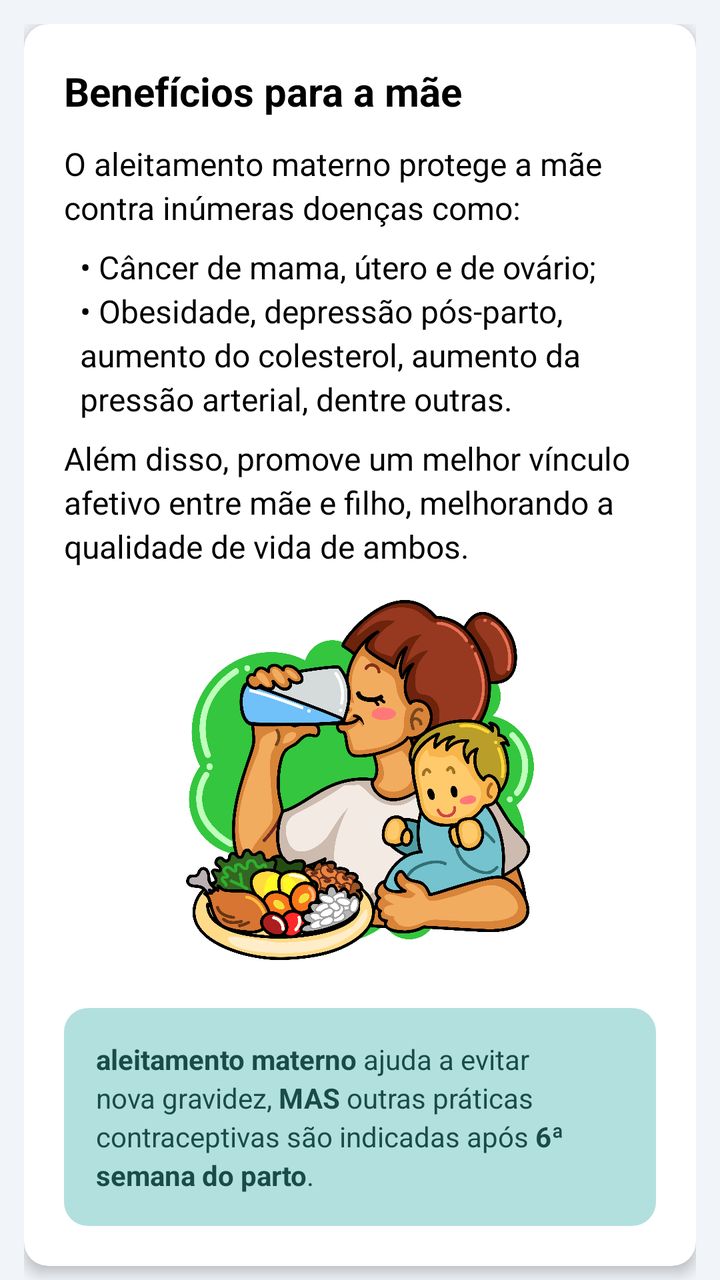
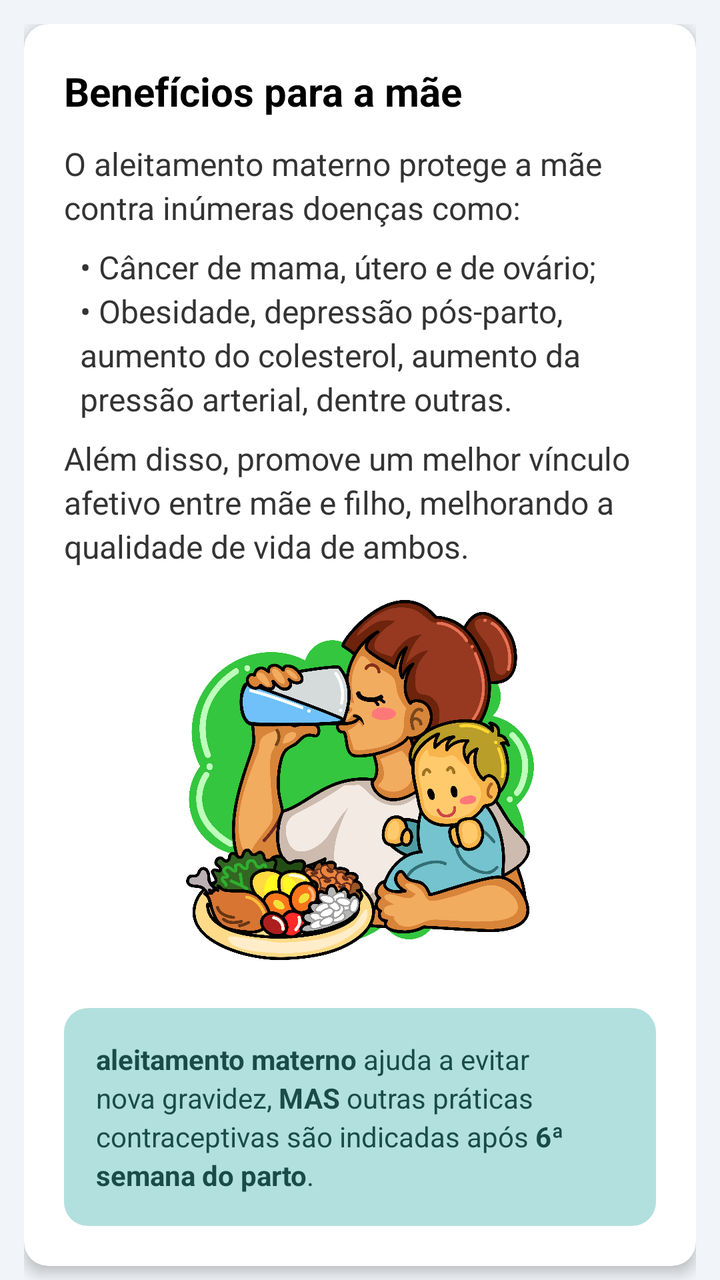

Compare the two renders of this Android layout. The source of the first and the diff that turns it into the second are given below.
<!-- AndroidManifest.xml: application theme Theme.NutrirAGente -->
<!-- res/layout/activity_beneficios_mae.xml -->
<?xml version="1.0" encoding="utf-8"?>
<androidx.coordinatorlayout.widget.CoordinatorLayout
    xmlns:android="http://schemas.android.com/apk/res/android"
    xmlns:app="http://schemas.android.com/apk/res-auto"
    android:layout_width="match_parent"
    android:layout_height="match_parent"
    android:background="@color/gray">

    
    <com.google.android.material.appbar.AppBarLayout
        android:layout_width="match_parent"
        android:layout_height="wrap_content"
        android:background="@color/blue_toolbar"
        app:elevation="12dp">

    </com.google.android.material.appbar.AppBarLayout>

    <androidx.core.widget.NestedScrollView
        android:layout_width="match_parent"
        android:layout_height="match_parent"
        app:layout_behavior="@string/appbar_scrolling_view_behavior">

        <LinearLayout
            android:layout_width="match_parent"
            android:layout_height="wrap_content"
            android:orientation="vertical"
            android:padding="12dp">

            <androidx.cardview.widget.CardView
                android:layout_width="match_parent"
                android:layout_height="wrap_content"
                android:layout_marginBottom="16dp"
                app:cardCornerRadius="12dp"
                app:cardElevation="4dp">

                <LinearLayout
                    android:layout_width="match_parent"
                    android:layout_height="wrap_content"
                    android:orientation="vertical"
                    android:padding="20dp">

                    
                    <TextView
                        android:layout_width="wrap_content"
                        android:layout_height="wrap_content"
                        android:layout_marginBottom="12dp"
                        android:text="Benefícios para a mãe"
                        android:textColor="@android:color/black"
                        android:textSize="20sp"
                        android:textStyle="bold" />

                    
                    <TextView
                        android:layout_width="match_parent"
                        android:layout_height="wrap_content"
                        android:layout_marginBottom="8dp"
                        android:lineSpacingExtra="3dp"
                        android:textColor="@color/black"
                        android:textSize="16sp"
                        android:text="O aleitamento materno protege a mãe contra inúmeras doenças como:" />

                    
                    <TextView
                        android:layout_width="match_parent"
                        android:layout_height="wrap_content"
                        android:layout_marginBottom="8dp"
                        android:layout_marginStart="8dp"
                        android:lineSpacingExtra="3dp"
                        android:textColor="@color/black"
                        android:textSize="16sp"
                        android:text="&#8226; Câncer de mama, útero e de ovário;\n&#8226; Obesidade, depressão pós-parto, aumento do colesterol, aumento da pressão arterial, dentre outras." />

                    
                    <TextView
                        android:layout_width="match_parent"
                        android:layout_height="wrap_content"
                        android:layout_marginBottom="8dp"
                        android:lineSpacingExtra="3dp"
                        android:textColor="@color/black"
                        android:textSize="16sp"
                        android:text="Além disso, promove um melhor vínculo afetivo entre mãe e filho, melhorando a qualidade de vida de ambos." />

                    
                    <ImageView
                        android:layout_width="180dp"
                        android:layout_height="180dp"
                        android:layout_gravity="center_horizontal"
                        android:layout_marginVertical="8dp"
                        android:src="@drawable/beneficios_para_mae"
                        android:contentDescription="Ilustração de mãe amamentando" />

                    
                    <LinearLayout
                        android:layout_width="match_parent"
                        android:layout_height="wrap_content"
                        android:layout_marginTop="16dp"
                        android:background="@drawable/bg_tip_mint"
                        android:padding="16dp">

                        <TextView
                            android:layout_width="match_parent"
                            android:layout_height="wrap_content"
                            android:textColor="@color/tip_mint_text"
                            android:textSize="14sp"
                            android:lineSpacingExtra="3dp"
                            android:text="@string/benef_mae" />
                    </LinearLayout>

                </LinearLayout>
            </androidx.cardview.widget.CardView>

        </LinearLayout>
    </androidx.core.widget.NestedScrollView>

</androidx.coordinatorlayout.widget.CoordinatorLayout>
<!-- resources referenced by this layout -->
<resources>
  <color name="black">#FF000000</color>
  <color name="gray">#F1F4F8</color>
  <color name="white">#FFFFFFFF</color>
  <!-- unchanged entries left out for length: 10 -->
</resources>

<!-- the commit's change to res/layout/activity_beneficios_mae.xml (unified diff, before → after) -->
@@ -11,9 +11,7 @@
         android:layout_width="match_parent"
         android:layout_height="wrap_content"
         android:background="@color/blue_toolbar"
-        app:elevation="12dp">
-
-    </com.google.android.material.appbar.AppBarLayout>
+        app:elevation="@dimen/appbar_elevation" />
 
     <androidx.core.widget.NestedScrollView
         android:layout_width="match_parent"
@@ -21,88 +19,50 @@
         app:layout_behavior="@string/appbar_scrolling_view_behavior">
 
         <LinearLayout
-            android:layout_width="match_parent"
-            android:layout_height="wrap_content"
-            android:orientation="vertical"
-            android:padding="12dp">
+            style="@style/LinearContainer">
 
             <androidx.cardview.widget.CardView
-                android:layout_width="match_parent"
-                android:layout_height="wrap_content"
-                android:layout_marginBottom="16dp"
-                app:cardCornerRadius="12dp"
-                app:cardElevation="4dp">
+                style="@style/CardNutrir">
 
                 <LinearLayout
-                    android:layout_width="match_parent"
-                    android:layout_height="wrap_content"
-                    android:orientation="vertical"
-                    android:padding="20dp">
+                    style="@style/CardContent">
 
                     
                     <TextView
-                        android:layout_width="wrap_content"
-                        android:layout_height="wrap_content"
-                        android:layout_marginBottom="12dp"
-                        android:text="Benefícios para a mãe"
-                        android:textColor="@android:color/black"
-                        android:textSize="20sp"
-                        android:textStyle="bold" />
+                        style="@style/TextTitle"
+                        android:text="Benefícios para a mãe" />
 
                     
                     <TextView
-                        android:layout_width="match_parent"
-                        android:layout_height="wrap_content"
-                        android:layout_marginBottom="8dp"
-                        android:lineSpacingExtra="3dp"
-                        android:textColor="@color/black"
-                        android:textSize="16sp"
+                        style="@style/TextBody"
+                        android:layout_marginBottom="@dimen/spacing_sm"
                         android:text="O aleitamento materno protege a mãe contra inúmeras doenças como:" />
 
                     
                     <TextView
-                        android:layout_width="match_parent"
-                        android:layout_height="wrap_content"
-                        android:layout_marginBottom="8dp"
-                        android:layout_marginStart="8dp"
-                        android:lineSpacingExtra="3dp"
-                        android:textColor="@color/black"
-                        android:textSize="16sp"
+                        style="@style/TextBody"
+                        android:layout_marginBottom="@dimen/spacing_sm"
+                        android:layout_marginStart="@dimen/spacing_sm"
                         android:text="&#8226; Câncer de mama, útero e de ovário;\n&#8226; Obesidade, depressão pós-parto, aumento do colesterol, aumento da pressão arterial, dentre outras." />
 
                     
                     <TextView
-                        android:layout_width="match_parent"
-                        android:layout_height="wrap_content"
-                        android:layout_marginBottom="8dp"
-                        android:lineSpacingExtra="3dp"
-                        android:textColor="@color/black"
-                        android:textSize="16sp"
+                        style="@style/TextBody"
+                        android:layout_marginBottom="@dimen/spacing_sm"
                         android:text="Além disso, promove um melhor vínculo afetivo entre mãe e filho, melhorando a qualidade de vida de ambos." />
 
                     
                     <ImageView
-                        android:layout_width="180dp"
-                        android:layout_height="180dp"
-                        android:layout_gravity="center_horizontal"
-                        android:layout_marginVertical="8dp"
+                        style="@style/ImageCenter"
                         android:src="@drawable/beneficios_para_mae"
                         android:contentDescription="Ilustração de mãe amamentando" />
 
                     
                     <LinearLayout
-                        android:layout_width="match_parent"
-                        android:layout_height="wrap_content"
-                        android:layout_marginTop="16dp"
-                        android:background="@drawable/bg_tip_mint"
-                        android:padding="16dp">
+                        style="@style/TipBoxMint">
 
                         <TextView
-                            android:layout_width="match_parent"
-                            android:layout_height="wrap_content"
-                            android:textColor="@color/tip_mint_text"
-                            android:textSize="14sp"
-                            android:lineSpacingExtra="3dp"
+                            style="@style/TipTextMint"
                             android:text="@string/benef_mae" />
                     </LinearLayout>
 
<!-- resource entries referenced after the edit -->
@@ -1,7 +1,83 @@
 <!-- resources referenced by this layout -->
 <resources>
   <color name="black">#FF000000</color>
+  <color name="text_primary">#2B2B2B</color>
   <color name="gray">#F1F4F8</color>
+  <dimen name="appbar_elevation">12dp</dimen>
+  <dimen name="spacing_sm">8dp</dimen>
+  <style name="CardContent">
+          <item name="android:layout_width">match_parent</item>
+          <item name="android:layout_height">wrap_content</item>
+          <item name="android:orientation">vertical</item>
+          <item name="android:padding">@dimen/padding_xl</item>
+      </style>
+  <style name="CardNutrir">
+          <item name="android:layout_width">match_parent</item>
+          <item name="android:layout_height">wrap_content</item>
+          <item name="android:layout_marginBottom">@dimen/card_margin_bottom</item>
+          <item name="cardCornerRadius">@dimen/card_radius</item>
+          <item name="cardElevation">@dimen/card_elevation</item>
+      </style>
+  <style name="ImageCenter">
+          <item name="android:layout_width">@dimen/image_size_md</item>
+          <item name="android:layout_height">@dimen/image_size_md</item>
+          <item name="android:layout_gravity">center_horizontal</item>
+          <item name="android:layout_marginVertical">@dimen/spacing_sm</item>
+      </style>
+  <style name="LinearContainer">
+          <item name="android:layout_width">match_parent</item>
+          <item name="android:layout_height">wrap_content</item>
+          <item name="android:orientation">vertical</item>
+          <item name="android:padding">@dimen/padding_md</item>
+      </style>
+  <style name="TextBody" parent="TextAppearance.Nutrir">
+          <item name="android:layout_width">match_parent</item>
+          <item name="android:layout_height">wrap_content</item>
+          <item name="android:textSize">@dimen/text_size_md</item>
+          <item name="android:lineSpacingExtra">@dimen/line_spacing_sm</item>
+          <item name="android:textColor">@color/color_text_black</item>
+      </style>
+  <style name="TextTitle" parent="TextAppearance.Nutrir">
+          <item name="android:layout_width">wrap_content</item>
+          <item name="android:layout_height">wrap_content</item>
+          <item name="android:textSize">@dimen/text_size_xl</item>
+          <item name="android:textStyle">bold</item>
+          <item name="android:textColor">@color/text_bold</item>
+          <item name="android:layout_marginBottom">@dimen/spacing_md</item>
+      </style>
+  <style name="TipBoxMint">
+          <item name="android:layout_width">match_parent</item>
+          <item name="android:layout_height">wrap_content</item>
+          <item name="android:layout_marginTop">@dimen/spacing_lg</item>
+          <item name="android:background">@drawable/bg_tip_mint</item>
+          <item name="android:padding">@dimen/padding_lg</item>
+      </style>
+  <style name="TipTextMint">
+          <item name="android:layout_width">match_parent</item>
+          <item name="android:layout_height">wrap_content</item>
+          <item name="android:textColor">@color/tip_mint_text</item>
+          <item name="android:textSize">@dimen/text_size_sm</item>
+          <item name="android:lineSpacingExtra">@dimen/line_spacing_sm</item>
+      </style>
+  <dimen name="padding_xl">20dp</dimen>
+  <dimen name="card_margin_bottom">16dp</dimen>
+  <dimen name="card_radius">12dp</dimen>
+  <dimen name="card_elevation">4dp</dimen>
+  <dimen name="image_size_md">180dp</dimen>
+  <dimen name="padding_md">12dp</dimen>
+  <style name="TextAppearance.Nutrir" parent="TextAppearance.AppCompat">
+          <item name="android:textColor">@color/text_primary</item>
+          <item name="android:lineSpacingExtra">@dimen/line_spacing_sm</item>
+      </style>
+  <dimen name="text_size_md">16sp</dimen>
+  <dimen name="line_spacing_sm">3dp</dimen>
+  <color name="color_text_black">#333333</color>
+  <dimen name="text_size_xl">20sp</dimen>
+  <color name="text_bold">#000000</color>
+  <dimen name="spacing_md">12dp</dimen>
+  <dimen name="spacing_lg">16dp</dimen>
+  <dimen name="padding_lg">16dp</dimen>
+  <dimen name="text_size_sm">14sp</dimen>
   <color name="white">#FFFFFFFF</color>
   <!-- unchanged entries left out for length: 10 -->
 </resources>
